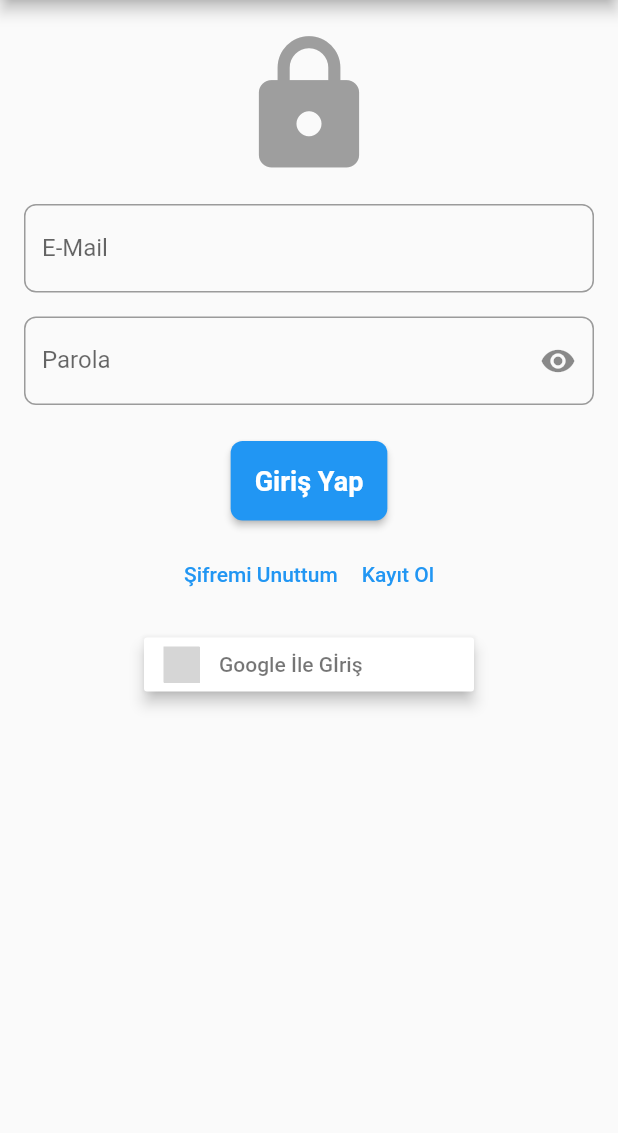
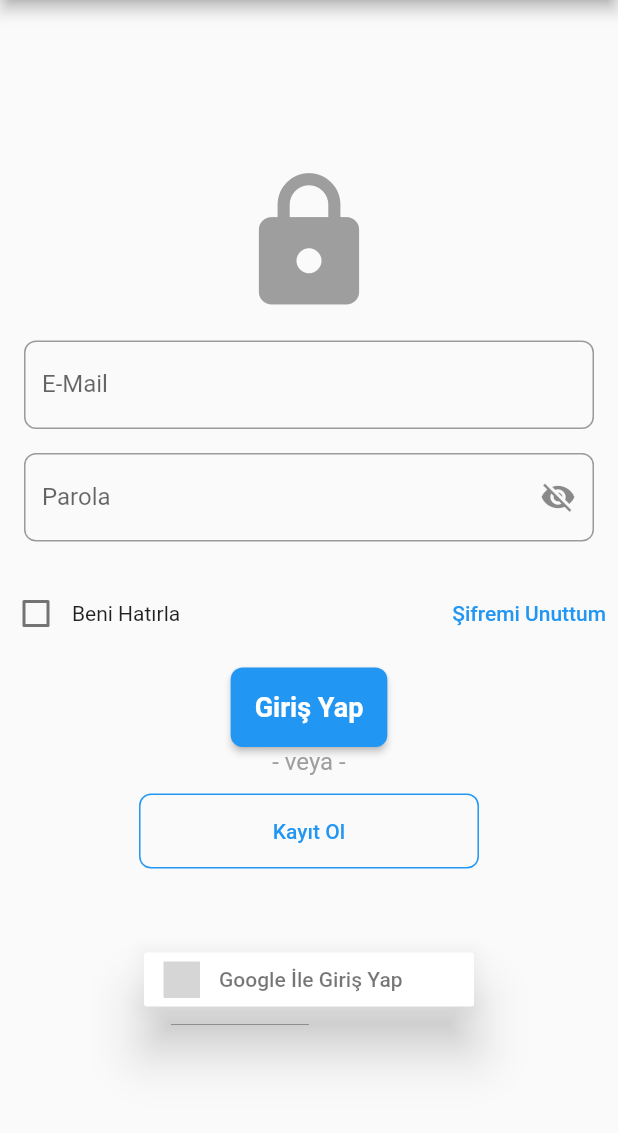
Before and after one commit to nisabnt/GOUA-F-150, a Flutter app: the screen it shows after launch, after a tap on "Giriş Yap", on a phone screen of 412 x 824 dp, the part 84-1217 px from its top. Run offline on Flutter 3.47's test engine with Material 2 defaults, Android fonts, the phone set to English and light mode, and no system bars; our stand-ins replace cloud_firestore, firebase_auth, firebase_core, flutter_card_swiper, flutter_rating_bar, flutter_signin_button and 3 more; missing offline and left inert: dart:ffi; accounts and stored records are empty; network calls fail; grey boxes are pictures that could not be loaded.

Commit message:
Log-in sayfa tasarımı geliştirildi

```diff
--- a/lib/Screens/login_screen.dart
+++ b/lib/Screens/login_screen.dart
@@ -5,7 +5,7 @@ import 'package:flutter_signin_button/flutter_signin_button.dart';
 import 'package:bookdb/auth.dart';
 
 class LoginScreen extends StatefulWidget {
-  const LoginScreen({super.key});
+  const LoginScreen({Key? key}) : super(key: key);
 
   @override
   // ignore: library_private_types_in_public_api
@@ -14,7 +14,9 @@ class LoginScreen extends StatefulWidget {
 
 class _LoginScreenState extends State<LoginScreen> {
   String? errorMessage = '';
-  bool isLogin = true;
+  bool rememberMe = false;
+  bool _obscureText = true;
+  bool _isLogin = true;
 
   final TextEditingController _controllerEmail = TextEditingController();
   final TextEditingController _controllerPassword = TextEditingController();
@@ -31,25 +33,31 @@ class _LoginScreenState extends State<LoginScreen> {
   }
 
   Future<void> createUserWithEmailAndPassword() async {
-    try{
-      await Auth().createUserWithEmailAndPassword(email: _controllerEmail.text, password: _controllerPassword.text);
-    } on FirebaseAuthException catch (e){
-      setState(() {
+    try {
+      await Auth().createUserWithEmailAndPassword(
+          email: _controllerEmail.text, password: _controllerPassword.text);
+    } on FirebaseAuthException catch (e) {
       showDialog(
         context: context,
         builder: (context) {
-            return AlertDialog(
-              content: Text("Hatalı bir giriş yaptınız, lütfen daha önce kullanılmamış bir mail veya şifrenizi minimum 6 karakterden uzun giriniz."),
+          return const AlertDialog(
+            content: Text(
+              "Hatalı bir giriş yaptınız, lütfen daha önce kullanılmamış bir mail veya şifrenizi minimum 6 karakterden uzun giriniz.",
+            ),
           );
         },
       );
+      setState(() {
         errorMessage = e.message;
       });
     }
   }
 
-  bool _isPasswordVisible = false;
-  bool _isLogin = true;
+  void _togglePasswordVisibility() {
+    setState(() {
+      _obscureText = !_obscureText;
+    });
+  }
 
   @override
   Widget build(BuildContext context) {
@@ -58,14 +66,9 @@ class _LoginScreenState extends State<LoginScreen> {
         title: const Text('BookDB'),
         backgroundColor: Colors.red,
       ),
-      body: ListView.builder(
-          itemCount: 1,
-          itemBuilder: (context, snapshot) {
-            return Center(
+      body: Center(
         child: Column(
           mainAxisAlignment: MainAxisAlignment.center,
-
-                //Icon
           children: [
             const SizedBox(height: 20),
             Container(
@@ -75,7 +78,7 @@ class _LoginScreenState extends State<LoginScreen> {
                 size: 100,
                 color: Colors.grey,
               ),
-                  ), //Kullanıcı adı - E mail
+            ),
             Container(
               padding: const EdgeInsets.symmetric(horizontal: 16),
               child: TextField(
@@ -87,64 +90,55 @@ class _LoginScreenState extends State<LoginScreen> {
                   ),
                 ),
               ),
-                  ), //Kullanıcı adı - E mail
+            ),
             const SizedBox(height: 16),
-
-                  //Parola Container
             Container(
               padding: const EdgeInsets.symmetric(horizontal: 16),
               child: TextField(
                 controller: _controllerPassword,
-                      obscureText: !_isPasswordVisible,
+                obscureText: _obscureText,
                 decoration: InputDecoration(
                   labelText: 'Parola',
                   border: OutlineInputBorder(
                     borderRadius: BorderRadius.circular(8),
                   ),
                   suffixIcon: IconButton(
-                          icon: Icon(_isPasswordVisible
+                    icon: Icon(_obscureText
                         ? Icons.visibility_off
                         : Icons.visibility),
-                          onPressed: () {
-                            setState(() {
-                              _isPasswordVisible = !_isPasswordVisible;
-                            });
-                          },
+                    onPressed: _togglePasswordVisibility,
                   ),
                 ),
               ),
             ),
-
-                  // Giriş yapma işlemleri
             const SizedBox(height: 24),
-                  ElevatedButton(
-                    onPressed: () {
-                      _isLogin ? signInWithEmailAndPassword() : createUserWithEmailAndPassword();
-                    },
-                    style: ElevatedButton.styleFrom(
-                      shape: RoundedRectangleBorder(
-                        borderRadius: BorderRadius.circular(8),
-                      ),
-                      padding: const EdgeInsets.all(16),
-                    ),
-                    child:  Text(
-                      _isLogin ? 'Giriş Yap' : 'Kayıt Ol',
-                      style: TextStyle(
-                        fontSize: 18,
-                        fontWeight: FontWeight.bold,
-                        color: Colors.white,
-                      ),
-                    ),
-                  ),
-
-                  // Şifremi Unuttum Butonu
-                  const SizedBox(height: 12),
+            Row(
+              mainAxisAlignment: MainAxisAlignment.spaceBetween,
+              children: [
                 Row(
                   mainAxisAlignment: MainAxisAlignment.center,
                   children: [
-                      TextButton(
+                    Checkbox(
+                      value: rememberMe,
+                      onChanged: (value) {
+                        setState(() {
+                          rememberMe = value!;
+                        });
+                      },
+                    ),
+                    const Text('Beni Hatırla'),
+                  ],
+                ),
+                Align(
+                  alignment: Alignment.centerRight,
+                  child: TextButton(
                     onPressed: () {
-                          Navigator.push(context, MaterialPageRoute(builder: (context) => ForgotPasswordPage(),));
+                      Navigator.push(
+                        context,
+                        MaterialPageRoute(
+                          builder: (context) => const ForgotPasswordPage(),
+                        ),
+                      );
                     },
                     child: const Text(
                       'Şifremi Unuttum',
@@ -153,39 +147,77 @@ class _LoginScreenState extends State<LoginScreen> {
                       ),
                     ),
                   ),
-                      TextButton(
+                ),
+              ],
+            ),
+            const SizedBox(height: 12),
+            ElevatedButton(
+              onPressed: () {
+                _isLogin
+                    ? signInWithEmailAndPassword()
+                    : createUserWithEmailAndPassword();
+              },
+              style: ElevatedButton.styleFrom(
+                shape: RoundedRectangleBorder(
+                  borderRadius: BorderRadius.circular(8),
+                ),
+                padding: const EdgeInsets.all(16),
+              ),
+              child: Text(
+                _isLogin ? 'Giriş Yap' : 'Kayıt Ol',
+                style: const TextStyle(
+                  fontSize: 18,
+                  fontWeight: FontWeight.bold,
+                  color: Colors.white,
+                ),
+              ),
+            ),
+            const SizedBox(width: 12),
+            const Text(
+              '- veya -',
+              style: TextStyle(
+                color: Colors.grey,
+                fontSize: 16,
+              ),
+            ),
+            const SizedBox(height: 12),
+            Container(
+              width: MediaQuery.of(context).size.width * 0.55,
+              height: 50,
+              padding: const EdgeInsets.all(8),
+              decoration: BoxDecoration(
+                border: Border.all(color: Colors.blue),
+                borderRadius: BorderRadius.circular(8),
+              ),
+              child: TextButton(
                 onPressed: () {
                   setState(() {
-                           _isLogin = _isLogin ? false : true;
+                    _isLogin = !_isLogin;
                   });
                 },
                 child: Text(
                   _isLogin ? 'Kayıt Ol' : 'Giriş Yap',
-                          style: TextStyle(
+                  style: const TextStyle(
                     color: Colors.blue,
                   ),
                 ),
               ),
-                    ],
             ),
-
-                  //Google ile giriş yap butonu
-                  const SizedBox(height: 12),
+            const SizedBox(height: 50),
             SignInButton(
               Buttons.Google,
-                    text: "Google İle Gİriş",
-                    elevation: 4,
+              text: "Google İle Giriş Yap",
+              elevation: 15,
               onPressed: () {
-                      try{
+                try {
                   Auth().signInWithGoogle();
-                      }catch(e){}
-
+                  // ignore: empty_catches
+                } catch (e) {}
               },
             ),
           ],
         ),
-            );
-          }),
+      ),
     );
   }
 }
```
Lines whose indentation alone changed are shown as unchanged.
